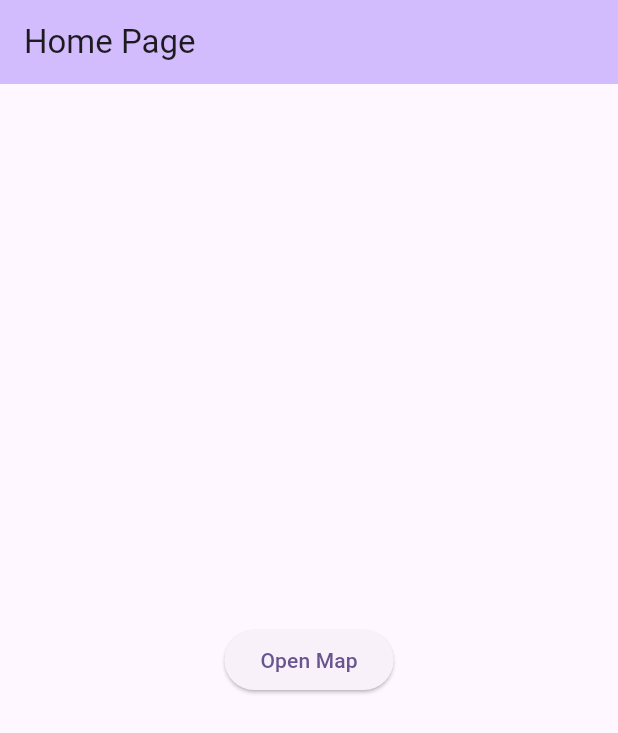
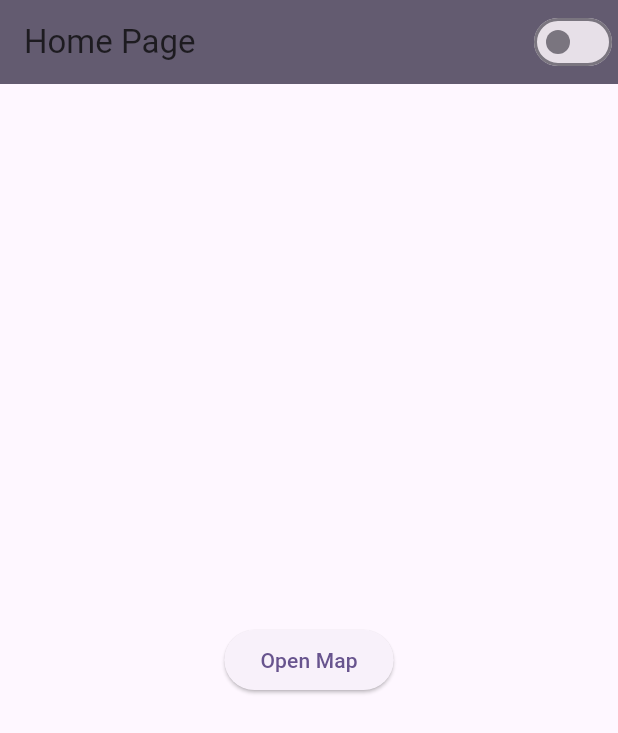
Before and after one commit to jamess-a/Flutter_Google_api, a Flutter app: the screen it shows after launch, on a phone screen of 412 x 824 dp. Shown: the top 733 px of the screen. Run offline on Flutter 3.47's test engine with Material 3 defaults, Android fonts, the phone set to English and light mode, and no system bars; our stand-ins replace geolocator, google_maps_flutter.

Commit message:
Ui_update

```diff
--- a/lib/main.dart
+++ b/lib/main.dart
@@ -5,8 +5,23 @@ void main() {
   runApp(const MyApp());
 }
 
-class MyApp extends StatelessWidget {
+class MyApp extends StatefulWidget {
   const MyApp({super.key});
+
+  @override
+  State<MyApp> createState() => _MyAppState();
+}
+
+class _MyAppState extends State<MyApp> {
+  // Variable to hold the theme mode
+  ThemeMode _themeMode = ThemeMode.system;
+
+  // Function to toggle the theme mode
+  void _toggleTheme(bool isDarkMode) {
+    setState(() {
+      _themeMode = isDarkMode ? ThemeMode.dark : ThemeMode.light;
+    });
+  }
 
   @override
   Widget build(BuildContext context) {
@@ -16,15 +31,31 @@ class MyApp extends StatelessWidget {
         colorScheme: ColorScheme.fromSeed(seedColor: Colors.deepPurple),
         useMaterial3: true,
       ),
-      home: const MyHomePage(title: 'Home Page'),
+      darkTheme: ThemeData.dark().copyWith(
+        colorScheme: ColorScheme.fromSeed(seedColor: Colors.deepPurple, brightness: Brightness.dark),
+        useMaterial3: true,
+      ),
+      themeMode: _themeMode,
+      home: MyHomePage(
+        title: 'Home Page',
+        onThemeChanged: _toggleTheme,
+        isDarkMode: _themeMode == ThemeMode.dark,
+      ),
     );
   }
 }
 
 class MyHomePage extends StatefulWidget {
-  const MyHomePage({super.key, required this.title});
+  const MyHomePage({
+    super.key,
+    required this.title,
+    required this.onThemeChanged,
+    required this.isDarkMode,
+  });
 
   final String title;
+  final Function(bool) onThemeChanged;
+  final bool isDarkMode;
 
   @override
   State<MyHomePage> createState() => _MyHomePageState();
@@ -32,7 +63,6 @@ class MyHomePage extends StatefulWidget {
 
 class _MyHomePageState extends State<MyHomePage> {
   void _openMapScreen() {
-    // Navigate to MapScreen when the button is pressed
     Navigator.push(
       context,
       MaterialPageRoute(builder: (context) => MapScreen()),
@@ -43,8 +73,15 @@ class _MyHomePageState extends State<MyHomePage> {
   Widget build(BuildContext context) {
     return Scaffold(
       appBar: AppBar(
-        backgroundColor: Theme.of(context).colorScheme.inversePrimary,
+        backgroundColor: Theme.of(context).colorScheme.secondary,
         title: Text(widget.title),
+        actions: [
+          Switch(
+            value: widget.isDarkMode,
+            onChanged: widget.onThemeChanged,
+            activeColor: Colors.white,
+          ),
+        ],
       ),
       body: Center(
         child: Column(
```
